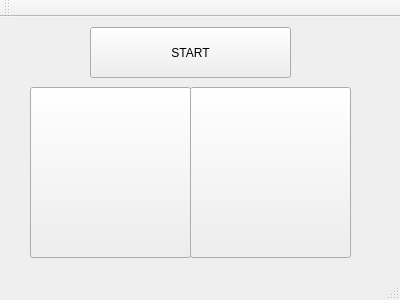
Qt form view.ui (chrpwd/Simon) before a commit.
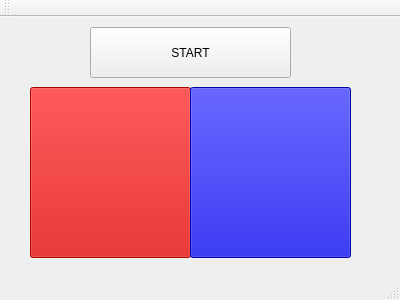
The same form after that commit.

Commit message: added some color to the buttons and some basic slots and signals

```diff
--- a/view.ui
+++ b/view.ui
@@ -15,6 +15,9 @@
   </property>
   <widget class="QWidget" name="centralWidget">
    <widget class="QPushButton" name="redButton">
+    <property name="enabled">
+     <bool>false</bool>
+    </property>
     <property name="geometry">
      <rect>
       <x>30</x>
@@ -23,11 +26,17 @@
       <height>171</height>
      </rect>
     </property>
+    <property name="styleSheet">
+     <string notr="true">background-color: rgb(200,0,0);</string>
+    </property>
     <property name="text">
      <string/>
     </property>
    </widget>
    <widget class="QPushButton" name="blueButton">
+    <property name="enabled">
+     <bool>false</bool>
+    </property>
     <property name="geometry">
      <rect>
       <x>190</x>
@@ -36,6 +45,9 @@
       <height>171</height>
      </rect>
     </property>
+    <property name="styleSheet">
+     <string notr="true">background-color: rgb(0,0,200);</string>
+    </property>
     <property name="text">
      <string/>
     </property>
```
The commit also changes 5 other files.
